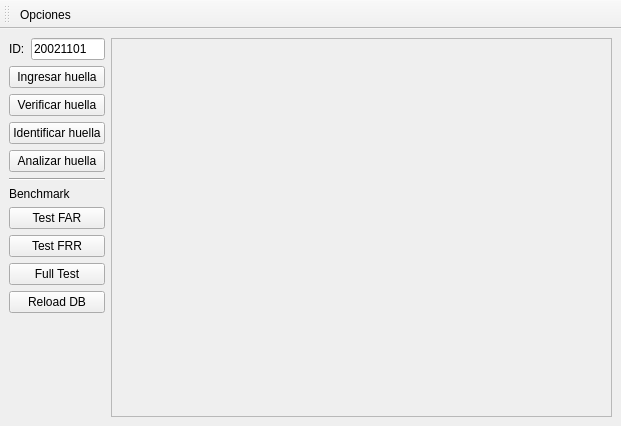
nlandau91/Proyecto-Final, file Proyecto-Final/mainwindow.ui: the form before one commit.
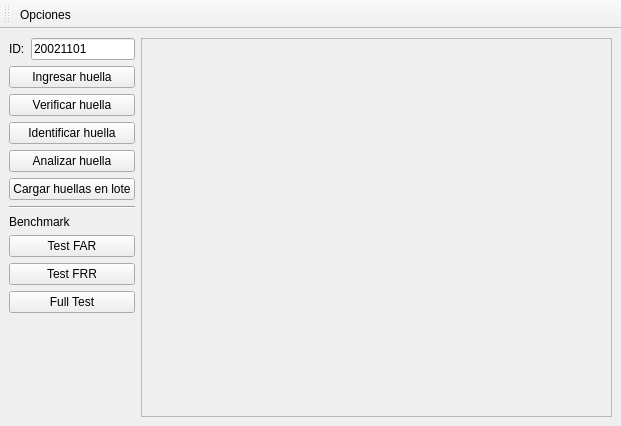
The form after the commit.

Commit message: Cargar db en lotes,

```diff
--- a/Proyecto-Final/mainwindow.ui
+++ b/Proyecto-Final/mainwindow.ui
@@ -86,6 +86,13 @@
           </property>
          </widget>
         </item>
+        <item>
+         <widget class="QPushButton" name="btn_db">
+          <property name="text">
+           <string>Cargar huellas en lote</string>
+          </property>
+         </widget>
+        </item>
         <item>
          <widget class="Line" name="line">
           <property name="orientation">
@@ -121,13 +128,6 @@
           </property>
          </widget>
         </item>
-        <item>
-         <widget class="QPushButton" name="btn_db">
-          <property name="text">
-           <string>Reload DB</string>
-          </property>
-         </widget>
-        </item>
         <item>
          <spacer name="verticalSpacer_5">
           <property name="orientation">
```
The commit also changes 646 other files.
